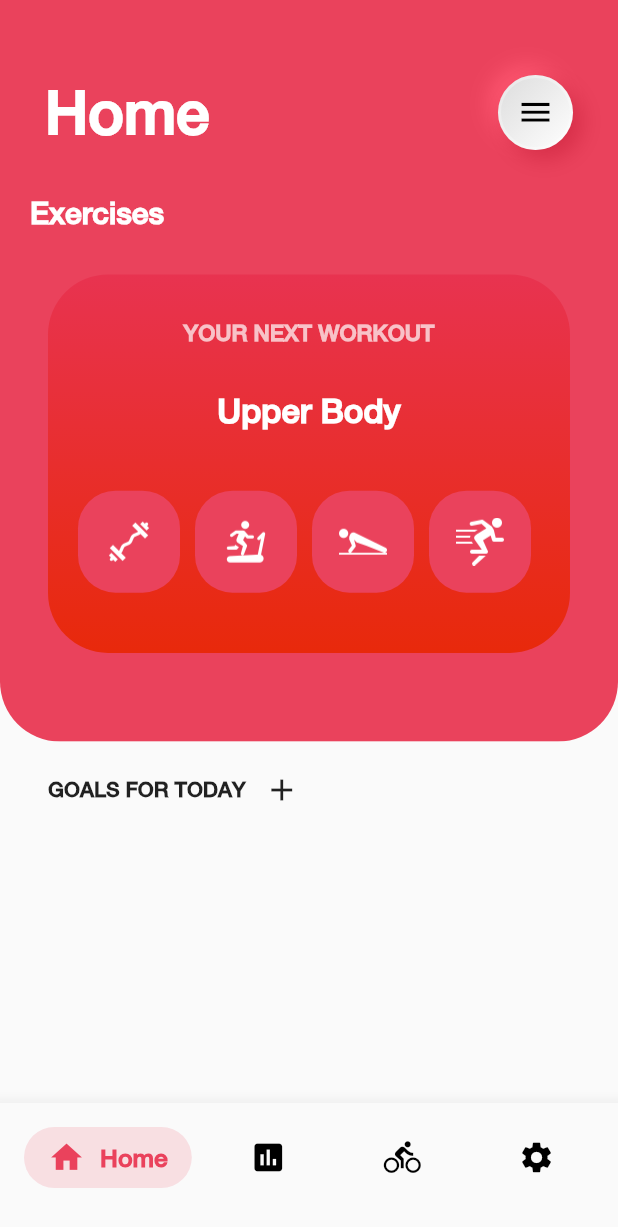
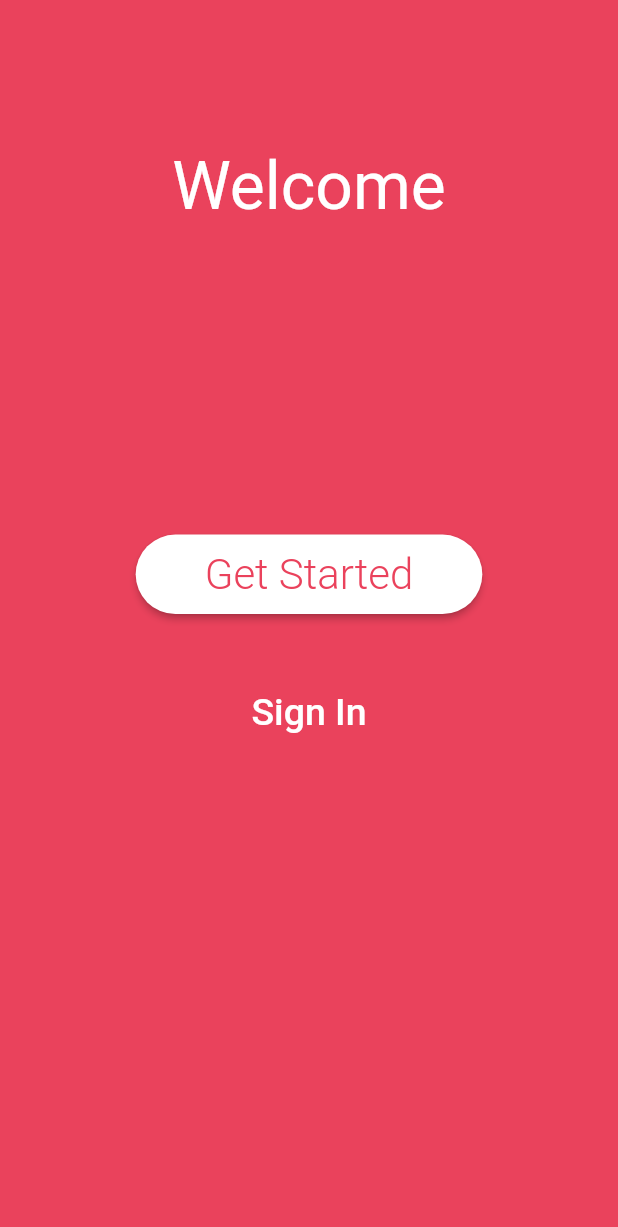
Before and after one commit to aaniish/SmartMS3, a Flutter app: the screen it shows after launch, on a phone screen of 412 x 824 dp. Shown: the top 1227 px of the screen. Run offline on Flutter 3.47's test engine with Material 2 defaults, Android fonts, the light colour scheme and no system bars; drawn by our look-alikes of clay_containers; our stand-ins replace auto_size_text, cloud_firestore, firebase_auth, fl_chart, flutter_blue; missing offline and left inert: date_time_format, oscilloscope; accounts and stored records are empty.

Commit message:
inital authentication system

```diff
--- a/lib/main.dart
+++ b/lib/main.dart
@@ -1,7 +1,12 @@
 import 'package:flutter/material.dart';
-import 'dart:convert' show utf8;
+import 'package:smart_ms3/pages/authentication/First_View.dart';
 import 'package:smart_ms3/pages/navigation/bottom_navigation.dart';
 import 'package:flutter/services.dart' ;
+import 'package:smart_ms3/services/auth_service.dart';
+import 'package:smart_ms3/widgets/provider_widget.dart';
+import 'package:smart_ms3/pages/authentication/sign_up_view.dart';
+
+
 
 void main() {
   runApp(MyApp());
@@ -14,16 +19,37 @@ class MyApp extends StatelessWidget {
     SystemChrome.setPreferredOrientations([
         DeviceOrientation.portraitUp,
       ]);
-    return MaterialApp(
-      title: 'Flutter Demo',
-      debugShowCheckedModeBanner: false,
-      theme: ThemeData(
-        primaryColor: Colors.red,
-        visualDensity: VisualDensity.adaptivePlatformDensity,
-        fontFamily: 'HelveticaNeue'
+     return Provider(
+      auth: AuthService(),
+      child: MaterialApp(
+        title: "Smart MS3",
+        theme: ThemeData(
+          primarySwatch: Colors.red,
+        ),
+        home: HomeController(),
+        routes: <String, WidgetBuilder>{
+          '/signUp': (BuildContext context) => SignUpView(authFormType: AuthFormType.signUp),
+          '/signIn': (BuildContext context) => SignUpView(authFormType: AuthFormType.signIn),
+          '/home': (BuildContext context) => HomeController(),
+        },
       ),
-      home: BottomBarNavigation(),
-
     );
   }
 }
+
+class HomeController extends StatelessWidget {
+  @override
+  Widget build(BuildContext context) {
+    final AuthService auth = Provider.of(context).auth;
+    return StreamBuilder<String>(
+      stream: auth.onAuthStateChanged,
+      builder: (context, AsyncSnapshot<String> snapshot) {
+        if (snapshot.connectionState == ConnectionState.active) {
+          final bool signedIn = snapshot.hasData;
+          return signedIn ? BottomBarNavigation() : FirstView();
+        }
+        return CircularProgressIndicator();
+      },
+    );
+  }
+}
--- /dev/null
+++ b/lib/pages/authentication/First_View.dart
@@ -0,0 +1,78 @@
+import 'package:flutter/material.dart';
+import 'package:auto_size_text/auto_size_text.dart';
+import 'package:smart_ms3/widgets/custom_dialog.dart';
+
+class FirstView extends StatelessWidget {
+  final primaryColor = const Color(0xFFEA425C);
+
+  @override
+  Widget build(BuildContext context) {
+    final _width = MediaQuery.of(context).size.width;
+    final _height = MediaQuery.of(context).size.height;
+
+    return Scaffold(
+      body: Container(
+        width: _width,
+        height: _height,
+        color: primaryColor,
+        child: SafeArea(
+          child: Padding(
+            padding: const EdgeInsets.all(16.0),
+            child: Column(
+              children: <Widget>[
+                SizedBox(height: _height * 0.10),
+                Text(
+                  "Welcome",
+                  style: TextStyle(fontSize: 44, color: Colors.white),
+                ),
+                SizedBox(height: _height * 0.10),
+                SizedBox(height: _height * 0.15),
+                RaisedButton(
+                  color: Colors.white,
+                  shape: RoundedRectangleBorder(
+                      borderRadius: BorderRadius.circular(30.0)),
+                  child: Padding(
+                    padding: const EdgeInsets.only(
+                        top: 10.0, bottom: 10.0, left: 30.0, right: 30.0),
+                    child: Text(
+                      "Get Started",
+                      style: TextStyle(
+                        color: primaryColor,
+                        fontSize: 28,
+                        fontWeight: FontWeight.w300,
+                      ),
+                    ),
+                  ),
+                  onPressed: () {
+                    showDialog(
+                      context: context,
+                      builder: (BuildContext context) => CustomDialog(
+                        title: "Would you like to create a free account?",
+                        description:
+                            "With an account, your data will be securely saved, allowing you to access it from multiple devices.",
+                        primaryButtonText: "Create My Account",
+                        primaryButtonRoute: "/signUp",
+                        secondaryButtonText: "Maybe Later",
+                        secondaryButtonRoute: "/home",
+                      ),
+                    );
+                  },
+                ),
+                SizedBox(height: _height * 0.05),
+                FlatButton(
+                  child: Text(
+                    "Sign In",
+                    style: TextStyle(color: Colors.white, fontSize: 25),
+                  ),
+                  onPressed: () {
+                    Navigator.of(context).pushReplacementNamed('/signIn');
+                  },
+                )
+              ],
+            ),
+          ),
+        ),
+      ),
+    );
+  }
+}
--- a/lib/pages/bluetooth/mainBluetooth.dart
+++ b/lib/pages/bluetooth/mainBluetooth.dart
@@ -73,7 +73,6 @@ class BluetoothOffScreen extends StatelessWidget {
 
 
 class FindDevicesScreen extends StatelessWidget {
-  GlobalKey _bottomNavigationKey = GlobalKey();
   @override
   Widget build(BuildContext context) {
     return Scaffold(
--- a/lib/pages/navigation/bottom_navigation.dart
+++ b/lib/pages/navigation/bottom_navigation.dart
@@ -1,3 +1,4 @@
+import 'package:provider/provider.dart';
 import 'package:smart_ms3/pages/navigation/animated_bottom_bar.dart';
 import 'package:flutter/material.dart';
 import 'package:smart_ms3/pages/charts_page.dart';
@@ -50,6 +51,8 @@ class _BottomBarNavigationState
   Widget build(BuildContext context) {
     final width = MediaQuery.of(context).size.width;
     final height = MediaQuery.of(context).size.height;
+    //final user = Provider.of<User>(context);
+    //print(user);
 
     return Scaffold(
       body: tabs[_selectedBarIndex],
--- /dev/null
+++ b/lib/widgets/provider_widget.dart
@@ -0,0 +1,16 @@
+import 'package:smart_ms3/services/auth_service.dart';
+import 'package:flutter/material.dart';
+
+class Provider extends InheritedWidget {
+  final AuthService auth;
+
+  Provider({Key key, Widget child, this.auth}) : super(key: key, child: child);
+
+  @override
+  bool updateShouldNotify(InheritedWidget oldWidget) {
+    return true;
+  }
+
+  static Provider of(BuildContext context) =>
+      (context.dependOnInheritedWidgetOfExactType<Provider>());
+}
--- a/pubspec.yaml
+++ b/pubspec.yaml
@@ -33,8 +33,10 @@ dependencies:
   oscilloscope: ^0.0.3
   cloud_firestore: ^0.13.6
   date_time_format: ^1.0.0+4
-  syncfusion_flutter_charts: ^18.1.56
   fl_chart: ^0.10.0
+  firebase_auth: ^0.16.1
+  provider: ^4.1.3
+  auto_size_text: ^2.1.0
 
 
 dev_dependencies:
```
Also changed, not shown: lib/pages/authentication/sign_up_view.dart (added, +204 -0 lines), lib/pages/charts_page.dart (+11 -3 lines), lib/pages/datadisplay_page.dart (+5 -2 lines), lib/pages/homepage_screen.dart (+49 -8 lines), lib/services/auth_service.dart (added, +100 -0 lines), lib/widgets/custom_dialog.dart (added, +123 -0 lines), pubspec.lock.
